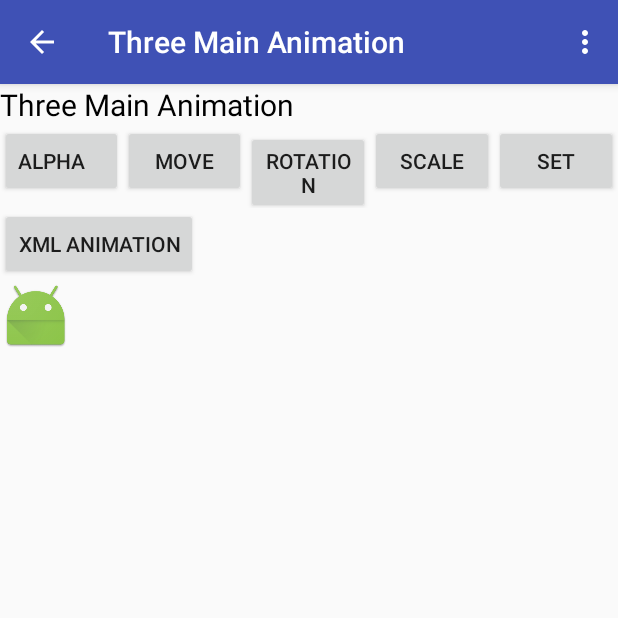
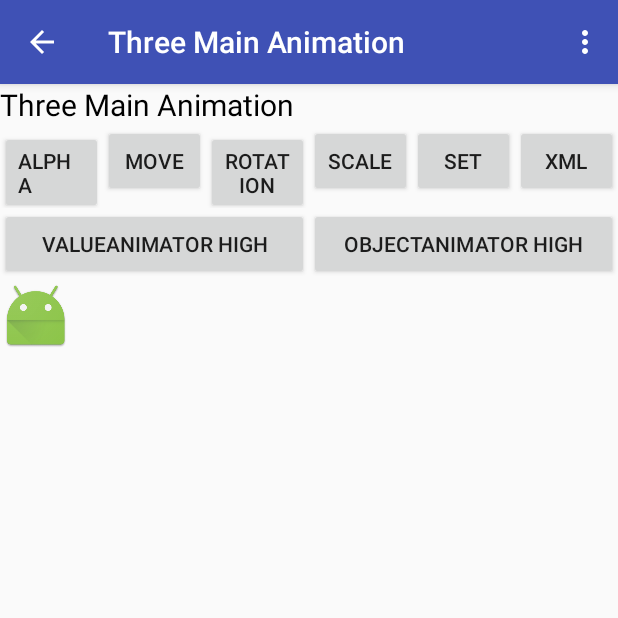
Before and after one commit to wangbingl/TrainDemoHK, an Android app: the fragment PropertyAnimation placed in its activity, on a phone screen of 412 x 824 dp, the top half of it. Run offline under Robolectric (Android 15) with nearby library versions, the phone set to English and light mode, and no system bars.

Commit message:
第4课  animation

```diff
--- a/app/src/main/AndroidManifest.xml
+++ b/app/src/main/AndroidManifest.xml
@@ -42,6 +42,7 @@
         <activity android:name="com.gl.animation.MyAnimActivity"
             android:label="@string/title_activity_three_animation"
             />
+        <activity android:name="com.gl.spannable.MySpannableStringActivity"/>
     </application>
 
 </manifest>
--- a/app/src/main/java/com/gl/animation/PropertyAnimation.java
+++ b/app/src/main/java/com/gl/animation/PropertyAnimation.java
@@ -50,6 +50,8 @@ public class PropertyAnimation extends Fragment implements View.OnClickListener
         view.findViewById(R.id.btn_start_scale_prop_anim).setOnClickListener(this);
         view.findViewById(R.id.btn_start_set_prop_anim).setOnClickListener(this);
         view.findViewById(R.id.btn_start_xml_prop_anim).setOnClickListener(this);
+        view.findViewById(R.id.btn_start_value_anim_high).setOnClickListener(this);
+        view.findViewById(R.id.btn_start_obj_anim_high).setOnClickListener(this);
     }
 
     @Override
@@ -72,6 +74,10 @@ public class PropertyAnimation extends Fragment implements View.OnClickListener
                 break;
             case R.id.btn_start_xml_prop_anim:
                 startXmlPropAnimation();
+                break;
+            case R.id.btn_start_value_anim_high:
+                break;
+            case R.id.btn_start_obj_anim_high:
                 break;
         }
     }
--- a/app/src/main/res/layout/fragment_anim_property.xml
+++ b/app/src/main/res/layout/fragment_anim_property.xml
@@ -1,67 +1,84 @@
 <?xml version="1.0" encoding="utf-8"?>
 <LinearLayout xmlns:android="http://schemas.android.com/apk/res/android"
-    android:orientation="vertical" android:layout_width="match_parent"
-    android:layout_height="match_parent">
+    android:layout_width="match_parent"
+    android:layout_height="match_parent"
+    android:orientation="vertical">
 
     <LinearLayout
-        android:orientation="horizontal"
         android:layout_width="match_parent"
-        android:layout_height="wrap_content">
+        android:layout_height="wrap_content"
+        android:orientation="horizontal">
 
         <Button
             android:id="@+id/btn_start_alpha_prop_anim"
+            android:layout_width="0dp"
+            android:layout_height="wrap_content"
             android:layout_weight="1"
-            android:layout_width="0dp"
             android:gravity="center_vertical"
-            android:layout_height="wrap_content"
             android:text="@string/property_anim_alpha" />
 
         <Button
             android:id="@+id/btn_start_move_prop_anim"
-            android:layout_weight="1"
             android:layout_width="0dp"
             android:layout_height="wrap_content"
+            android:layout_weight="1"
             android:text="@string/property_anim_move" />
 
         <Button
             android:id="@+id/btn_start_rotation_prop_anim"
-            android:layout_weight="1"
             android:layout_width="0dp"
             android:layout_height="wrap_content"
+            android:layout_weight="1"
             android:text="@string/property_anim_rotation" />
 
         <Button
             android:id="@+id/btn_start_scale_prop_anim"
-            android:layout_weight="1"
             android:layout_width="0dp"
             android:layout_height="wrap_content"
+            android:layout_weight="1"
             android:text="@string/property_anim_scale" />
 
         <Button
             android:id="@+id/btn_start_set_prop_anim"
-            android:layout_weight="1"
             android:layout_width="0dp"
             android:layout_height="wrap_content"
+            android:layout_weight="1"
             android:text="@string/property_anim_set" />
+
+        <Button
+            android:id="@+id/btn_start_xml_prop_anim"
+            android:layout_width="0dp"
+            android:layout_height="wrap_content"
+            android:layout_weight="1"
+            android:text="@string/property_anim_xml_set" />
 
     </LinearLayout>
 
     <LinearLayout
         android:layout_width="match_parent"
-        android:orientation="horizontal"
-        android:layout_height="wrap_content">
+        android:layout_height="wrap_content"
+        android:orientation="horizontal">
 
         <Button
-            android:text="@string/property_anim_xml_set"
-            android:id="@+id/btn_start_xml_prop_anim"
-            android:layout_width="wrap_content"
-            android:layout_height="wrap_content" />
+            android:id="@+id/btn_start_value_anim_high"
+            android:layout_width="0dp"
+            android:layout_height="wrap_content"
+            android:layout_weight="1"
+            android:text="@string/property_value_anim_high" />
+
+        <Button
+            android:id="@+id/btn_start_obj_anim_high"
+            android:layout_width="0dp"
+            android:layout_height="wrap_content"
+            android:layout_weight="1"
+            android:text="@string/property_obj_anim_high" />
+
     </LinearLayout>
 
 
     <ImageView
         android:id="@+id/image_for_property_anim"
-        android:src="@mipmap/ic_launcher"
         android:layout_width="wrap_content"
-        android:layout_height="wrap_content" />
+        android:layout_height="wrap_content"
+        android:src="@mipmap/ic_launcher" />
 </LinearLayout>
--- a/app/src/main/res/values/strings.xml
+++ b/app/src/main/res/values/strings.xml
@@ -34,5 +34,8 @@
     <string name="property_anim_rotation">rotation</string>
     <string name="property_anim_scale">scale</string>
     <string name="property_anim_set">set</string>
-    <string name="property_anim_xml_set">XML Animation</string>
+    <string name="property_anim_xml_set">XML</string>
+
+    <string name="property_value_anim_high">ValueAnimator High</string>
+    <string name="property_obj_anim_high">ObjectAnimator High</string>
 </resources>
```
Also changed, not shown: app/src/main/java/com/gl/spannable/MySpannableStringActivity.java (added, +37 -0 lines), app/src/main/java/com/gl/traindemohk/MyPracticeFragment.java (+5 -2 lines), app/src/main/res/layout/activity_spannable_string.xml (added, +13 -0 lines), 1 other file.
